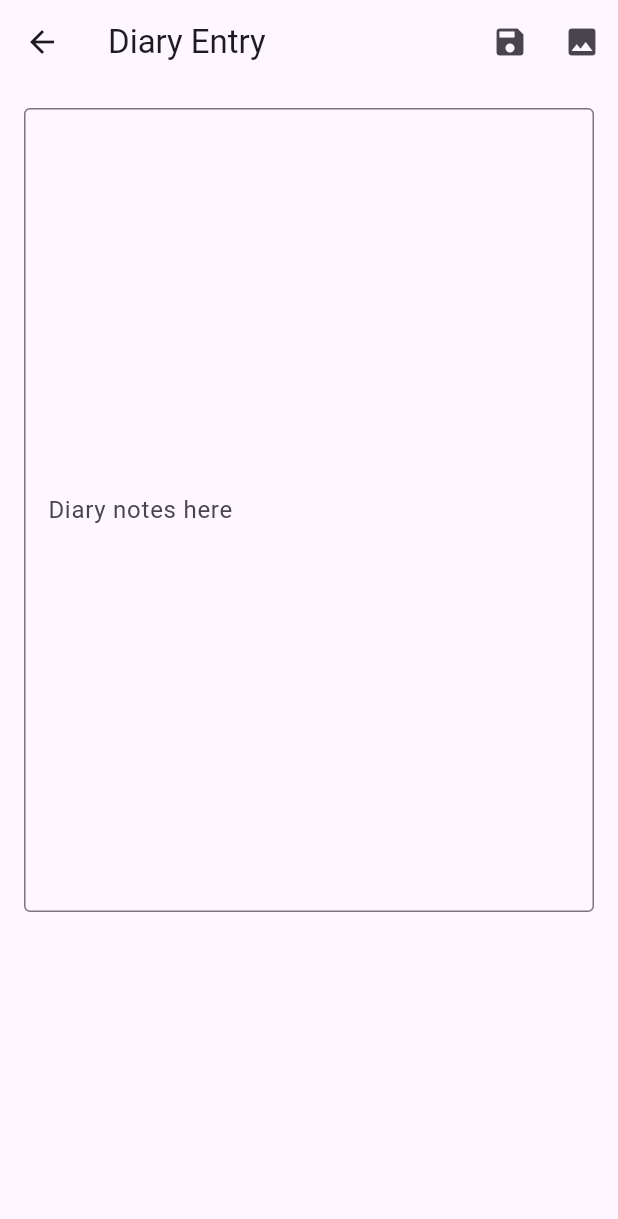
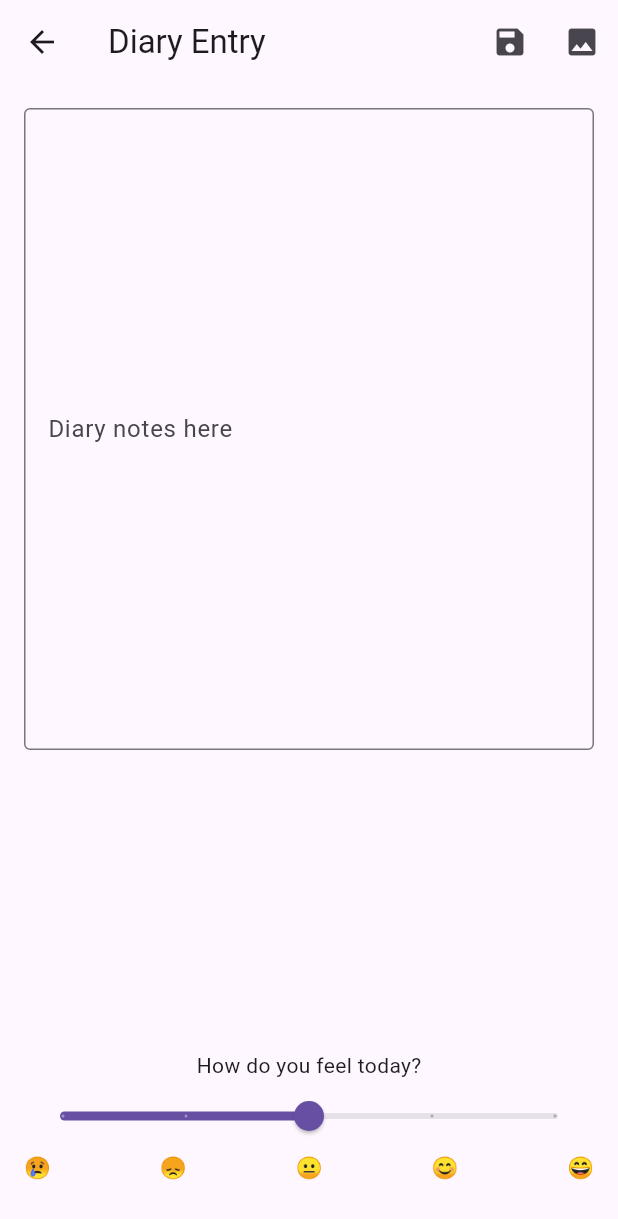
Before and after one commit to Zhgorrin/Journal, a Flutter app: the screen it shows after launch, after a tap on the "add" icon, on a phone screen of 412 x 824 dp. Shown: the top 1219 px of the screen. Run offline on Flutter 3.47's test engine with Material 3 defaults, Android fonts, the phone set to English and light mode, and no system bars; our stand-ins replace image_picker.

Commit message:
Add files via upload
Implemented and updated the mood tracker feature.

```diff
--- a/project/lib/diary_entry_page.dart
+++ b/project/lib/diary_entry_page.dart
@@ -1,17 +1,20 @@
 import 'dart:io';
 import 'package:flutter/material.dart';
 import 'package:image_picker/image_picker.dart';
+import 'mood_tracker.dart';
 
 class DiaryEntryPage extends StatefulWidget {
   final String? initialText;
   final List<File>? initialImages;
-  final Function(String, List<File>) onUpdate;
+  final int initialMood;
+  final Function(String, List<File>, int) onUpdate;
   final VoidCallback? onDelete;
 
   const DiaryEntryPage({
     Key? key,
     this.initialText,
     this.initialImages,
+    required this.initialMood,
     required this.onUpdate,
     this.onDelete,
   }) : super(key: key);
@@ -22,7 +25,8 @@ class DiaryEntryPage extends StatefulWidget {
 
 class _DiaryEntryPageState extends State<DiaryEntryPage> {
   final TextEditingController _textEditingController = TextEditingController();
-  List<File> _images = [];
+  final List<File> _images = [];
+  late int _selectedMood;
 
   @override
   void initState() {
@@ -31,6 +35,7 @@ class _DiaryEntryPageState extends State<DiaryEntryPage> {
     if (widget.initialImages != null) {
       _images.addAll(widget.initialImages!);
     }
+    _selectedMood = widget.initialMood;
   }
 
   @override
@@ -86,6 +91,15 @@ class _DiaryEntryPageState extends State<DiaryEntryPage> {
                 },
               ),
             ),
+            MoodTracker(
+              initialMood: _selectedMood,
+              onMoodSelected: (mood) {
+                setState(() {
+                  _selectedMood = mood;
+                });
+              },
+            ),
+            const SizedBox(height: 20),
           ],
         ),
       ),
@@ -94,14 +108,13 @@ class _DiaryEntryPageState extends State<DiaryEntryPage> {
 
   void _saveEntry() {
     String entryText = _textEditingController.text;
-    widget.onUpdate(entryText, _images);
+    widget.onUpdate(entryText, _images, _selectedMood);
     Navigator.pop(context, entryText);
   }
 
   Future<void> _pickImage() async {
     final picker = ImagePicker();
     final pickedFile = await picker.pickImage(source: ImageSource.gallery);
-
     if (pickedFile != null) {
       setState(() {
         _images.add(File(pickedFile.path));
--- /dev/null
+++ b/project/lib/mood_tracker.dart
@@ -0,0 +1,54 @@
+import 'package:flutter/material.dart';
+
+class MoodTracker extends StatefulWidget {
+  final int initialMood;
+  final Function(int) onMoodSelected;
+
+  const MoodTracker(
+      {Key? key, required this.initialMood, required this.onMoodSelected})
+      : super(key: key);
+
+  @override
+  _MoodTrackerState createState() => _MoodTrackerState();
+}
+
+class _MoodTrackerState extends State<MoodTracker> {
+  late int _selectedMood;
+
+  @override
+  void initState() {
+    super.initState();
+    _selectedMood = widget.initialMood;
+  }
+
+  @override
+  Widget build(BuildContext context) {
+    return Column(
+      children: [
+        const Text('How do you feel today?'),
+        Slider(
+          value: _selectedMood.toDouble(),
+          min: 0,
+          max: 4,
+          divisions: 4,
+          onChanged: (newValue) {
+            setState(() {
+              _selectedMood = newValue.toInt();
+            });
+            widget.onMoodSelected(_selectedMood);
+          },
+        ),
+        const Row(
+          mainAxisAlignment: MainAxisAlignment.spaceBetween,
+          children: [
+            Text('😢'),
+            Text('😞'),
+            Text('😐'),
+            Text('😊'),
+            Text('😄'),
+          ],
+        ),
+      ],
+    );
+  }
+}
```
Also changed, not shown: project/lib/main.dart (+14 -9 lines).
